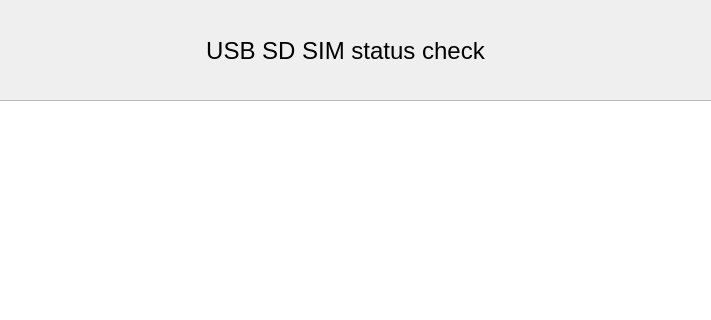
This is qt/t507/udev.ui in jizizihe/baijie_demo as Qt 5 draws it before an edit; both pictures show x 150 to 861 and y 0 to 320 of the 1024 by 600 pixel window. The edited form follows.
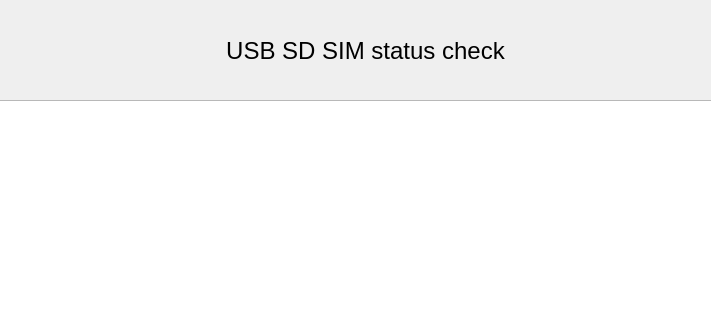
This is the edited form. Icons and pictures are not drawn.

What changed in the file:
```diff
--- a/qt/t507/udev.ui
+++ b/qt/t507/udev.ui
@@ -53,7 +53,7 @@
    <widget class="QLabel" name="label_5">
     <property name="geometry">
      <rect>
-      <x>230</x>
+      <x>250</x>
       <y>30</y>
       <width>531</width>
       <height>41</height>
```
